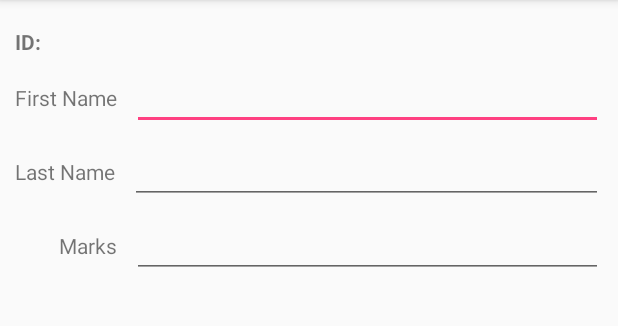
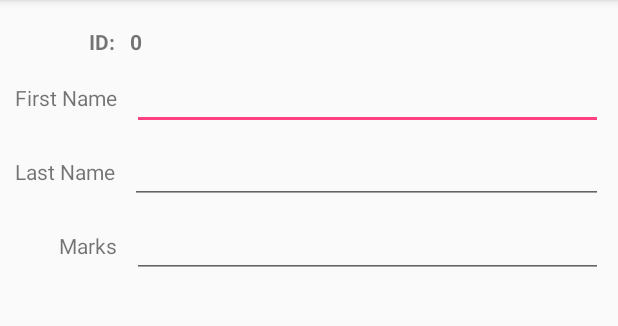
Before and after one commit to joelconestoga/crud8215, an Android app: the screen it shows after launch (AddActivity), after a tap on an icon or button, on a phone screen of 412 x 824 dp, the part 84-410 px from its top. Run offline under Robolectric (Android 15) with nearby library versions, the phone set to English and light mode, and no system bars.

Commit message:
implemented delete

```diff
--- a/Crud8215/app/src/main/java/ca/joel/crud8215/AddActivity.java
+++ b/Crud8215/app/src/main/java/ca/joel/crud8215/AddActivity.java
@@ -3,32 +3,87 @@ package ca.joel.crud8215;
 import android.content.Intent;
 import android.support.v7.app.AppCompatActivity;
 import android.os.Bundle;
+import android.support.v7.view.menu.ExpandedMenuView;
 import android.view.View;
 import android.widget.Button;
+import android.widget.EditText;
+import android.widget.TextView;
+import android.widget.Toast;
+
+import static ca.joel.crud8215.DBHandler.DB_FILE;
 
 public class AddActivity extends AppCompatActivity {
 
+    TextView txvId;
+    EditText edtFirstName;
+    EditText edtLastName;
+    EditText edtMark;
     Button btnCancel;
+    Button btnAdd;
+    DBHandler db;
 
     @Override
     protected void onCreate(Bundle savedInstanceState) {
         super.onCreate(savedInstanceState);
         setContentView(R.layout.activity_add);
 
-        btnCancel = (Button) findViewById(R.id.btnCancel);
-        setupButton();
+        db = new DBHandler(this, DB_FILE, null, 1);
+
+        setupComponents();
+        setupButtons();
     }
 
-    private void setupButton() {
+    private void setupComponents() {
+        txvId = (TextView) findViewById(R.id.txvId);
+        edtFirstName = (EditText) findViewById(R.id.edtFirstName);
+        edtLastName = (EditText) findViewById(R.id.edtLastName);
+        edtMark = (EditText) findViewById(R.id.edtMarks);
+    }
+
+    private void setupButtons() {
+        btnCancel = (Button) findViewById(R.id.btnCancel);
         btnCancel.setOnClickListener(
                 new View.OnClickListener() {
                     @Override
                     public void onClick(View v) {
-                        Intent intent = new Intent(AddActivity.this, MainActivity.class);
-                        //intent.putExtra("info", edtInfo.getText().toString());
-                        startActivity(intent);
+                        goBackToMain();
+                    }
+                }
+        );
+
+        btnAdd = (Button) findViewById(R.id.btnAdd);
+        btnAdd.setOnClickListener(
+                new View.OnClickListener() {
+                    @Override
+                    public void onClick(View v) {
+                        saveStudent();
+                        showToast();
+                        goBackToMain();
                     }
                 }
         );
     }
+
+    private void saveStudent() {
+        String strMark = edtMark.getText().toString();
+        Integer mark = "".equals(strMark) ? 0 : Integer.parseInt(strMark);
+        int id = db.insert(new Student(0,
+                edtFirstName.getText().toString(),
+                edtLastName.getText().toString(),
+                mark));
+        txvId.setText(String.valueOf(id));
+    }
+
+    private void showToast() {
+        MyToast.toast(this,
+                "Student " + txvId.getText() + " - " +
+                edtFirstName.getText() + " " +
+                edtLastName.getText() +
+                " created.");
+    }
+
+    private void goBackToMain() {
+        Intent intent = new Intent(AddActivity.this, MainActivity.class);
+        startActivity(intent);
+    }
 }
--- /dev/null
+++ b/Crud8215/app/src/main/java/ca/joel/crud8215/DBHandler.java
@@ -0,0 +1,75 @@
+package ca.joel.crud8215;
+
+import android.content.ContentValues;
+import android.content.Context;
+import android.database.Cursor;
+import android.database.sqlite.SQLiteDatabase;
+import android.database.sqlite.SQLiteOpenHelper;
+
+import java.util.ArrayList;
+import java.util.List;
+
+import static ca.joel.crud8215.MainActivity.*;
+
+public class DBHandler extends SQLiteOpenHelper {
+
+    private static final String TABLE_STUDENT = "STUDENT";
+    public static final String DB_FILE = TABLE_STUDENT + "S.DB";
+    private static final String COLUMN_ID = "ID";
+    private static final String COLUMN_FIRSTNAME = "FIRST_NAME";
+    private static final String COLUMN_LASTNAME = "LAST_NAME";
+    private static final String COLUMN_MARK = "MARK";
+
+    public DBHandler(Context context, String name, SQLiteDatabase.CursorFactory factory, int version) {
+        super(context, name, factory, version);
+    }
+
+    @Override
+    public void onCreate(SQLiteDatabase db) {
+        db.execSQL("CREATE TABLE " + TABLE_STUDENT + " (" +
+                COLUMN_ID + " INTEGER PRIMARY KEY AUTOINCREMENT," +
+                COLUMN_FIRSTNAME + " TEXT," +
+                COLUMN_LASTNAME + " TEXT," +
+                COLUMN_MARK + " INTEGER);");
+    }
+
+    @Override
+    public void onUpgrade(SQLiteDatabase db, int oldVersion, int newVersion) {
+        db.execSQL("'DROP TABLE IF EXISTS " + TABLE_STUDENT + ";");
+        onCreate(db);
+    }
+
+    public int insert(Student student) {
+        ContentValues content = new ContentValues();
+        content.put(COLUMN_FIRSTNAME, student.getFirstName());
+        content.put(COLUMN_LASTNAME, student.getLastName());
+        content.put(COLUMN_MARK, student.getMark());
+        return (int)getWritableDatabase().insertOrThrow(TABLE_STUDENT, "", content);
+    }
+
+    public void delete(Student student) {
+        getWritableDatabase().delete(TABLE_STUDENT,
+                COLUMN_ID + "='" + student.getId() + "'",
+                null);
+    }
+
+    public void update(Student student) {
+        getWritableDatabase().execSQL("UPDATE " + TABLE_STUDENT + " SET " +
+                                        COLUMN_FIRSTNAME + "='" + student.getFirstName() + "'," +
+                                        COLUMN_LASTNAME + "='" + student.getLastName() + "'," +
+                                        COLUMN_MARK + "=" + student.getLastName() + ";");
+    }
+
+    public List<Student> getAll() {
+        List<Student> all = new ArrayList<>();
+        Cursor cursor = getReadableDatabase().rawQuery("SELECT * FROM " + TABLE_STUDENT, null);
+        while (cursor.moveToNext()) {
+            all.add(new Student(cursor.getInt(0),
+                                cursor.getString(1),
+                                cursor.getString(2),
+                                cursor.getInt(3)));
+        }
+        cursor.close();
+        return all;
+    }
+}
--- a/Crud8215/app/src/main/java/ca/joel/crud8215/MainActivity.java
+++ b/Crud8215/app/src/main/java/ca/joel/crud8215/MainActivity.java
@@ -12,37 +12,48 @@ import android.view.LayoutInflater;
 import android.view.View;
 import android.view.ViewGroup;
 import android.widget.ArrayAdapter;
+import android.widget.Button;
 import android.widget.ListView;
 import android.widget.TextView;
 
-import org.w3c.dom.Text;
+import static ca.joel.crud8215.DBHandler.DB_FILE;
 
 public class MainActivity extends AppCompatActivity {
 
     StudentAdapter adapter;
-
     FloatingActionButton flbAdd;
+    DBHandler db;
 
     @Override
     protected void onCreate(Bundle savedInstanceState) {
         super.onCreate(savedInstanceState);
         setContentView(R.layout.activity_main);
 
-        flbAdd = (FloatingActionButton) findViewById(R.id.flbAdd);
-        setupButton();
+        db = new DBHandler(this, DB_FILE, null, 1);
 
+        setupAddButton();
+        setupListView();
+    }
+
+    private void setupListView() {
         adapter = new StudentAdapter(getApplicationContext(), R.layout.layout_student);
-
         ListView lsvStudents = (ListView) findViewById(R.id.lsvStudents);
         lsvStudents.setAdapter(adapter);
-
-        adapter.add(new Student(1, "Joel", "Matsu", 96));
-        adapter.add(new Student(2, "Joel", "Matsu", 96));
-        adapter.add(new Student(3, "Joel", "Matsu", 96));
-
     }
 
-    private void setupButton() {
+    @Override
+    protected void onStart() {
+        super.onStart();
+        loadAllStudents();
+    }
+
+    private void loadAllStudents() {
+        adapter.clear();
+        adapter.addAll(db.getAll());
+    }
+
+    private void setupAddButton() {
+        flbAdd = (FloatingActionButton) findViewById(R.id.flbAdd);
         flbAdd.setOnClickListener(
                 new View.OnClickListener() {
                     @Override
@@ -53,45 +64,6 @@ public class MainActivity extends AppCompatActivity {
                     }
                 }
         );
-    }
-
-    class Student {
-        int id;
-        String firstName;
-        String lastName;
-        int mark;
-
-        public Student(int id, String firstName, String lastName, int mark) {
-            this.id = id;
-            this.firstName = firstName;
-            this.lastName = lastName;
-            this.mark = mark;
-        }
-
-        public int getId() {
-            return id;
-        }
-        public void setId(int id) {
-            this.id = id;
-        }
-        public String getFirstName() {
-            return firstName;
-        }
-        public void setFirstName(String firstName) {
-            this.firstName = firstName;
-        }
-        public String getLastName() {
-            return lastName;
-        }
-        public void setLastName(String lastName) {
-            this.lastName = lastName;
-        }
-        public int getMark() {
-            return mark;
-        }
-        public void setMark(int mark) {
-            this.mark = mark;
-        }
     }
 
     private class StudentAdapter extends ArrayAdapter<Student> {
@@ -120,7 +92,28 @@ public class MainActivity extends AppCompatActivity {
             TextView txvMark = (TextView) convertView.findViewById(R.id.txvMark);
             txvMark.setText("Marks: " + String.valueOf(student.getMark()));
 
+            Button btnDelete = (Button) convertView.findViewById(R.id.btnDelete);
+            btnDelete.setOnClickListener(createDeleteClickFor(student));
+
             return convertView;
+        }
+
+        private View.OnClickListener createDeleteClickFor(final Student student) {
+            return new View.OnClickListener() {
+                @Override
+                public void onClick(View v) {
+                    db.delete(student);
+                    showToast();
+                    loadAllStudents();
+                }
+
+                private void showToast() {
+                    MyToast.toast(getContext(), "Student " + student.getId() + " - " +
+                            student.getFirstName() + " " +
+                            student.getLastName() +
+                            " deleted.");
+                }
+            };
         }
     }
 
--- a/Crud8215/app/src/main/res/layout/activity_add.xml
+++ b/Crud8215/app/src/main/res/layout/activity_add.xml
@@ -6,18 +6,32 @@
     tools:context="ca.joel.crud8215.AddActivity">
 
     <TextView
+        android:id="@+id/txvIdLabel"
+        android:layout_width="wrap_content"
+        android:layout_height="wrap_content"
+        android:layout_marginTop="18dp"
+        android:layout_marginLeft="10dp"
+        android:layout_above="@+id/txvFirstName"
+        android:layout_alignParentTop="true"
+        android:layout_alignParentLeft="true"
+        android:textStyle="bold"
+        android:text="ID:"
+        android:gravity="right"
+        android:layout_toLeftOf="@+id/edtLastName"
+        android:layout_toStartOf="@+id/edtLastName" />
+
+    <TextView
         android:id="@+id/txvId"
         android:layout_width="wrap_content"
         android:layout_height="wrap_content"
-        android:layout_alignLeft="@+id/txvFirstName"
         android:layout_alignParentTop="true"
         android:layout_alignParentRight="true"
-        android:layout_alignParentLeft="true"
+        android:layout_toRightOf="@+id/txvIdLabel"
         android:layout_marginTop="18dp"
         android:layout_marginLeft="10dp"
         android:textStyle="bold"
-        android:layout_alignStart="@+id/txvFirstName"
-        android:text="ID:" />
+        android:text="0"
+        android:layout_toEndOf="@+id/txvLastName" />
 
     <TextView
         android:id="@+id/txvFirstName"
--- a/Crud8215/app/src/main/res/layout/layout_student.xml
+++ b/Crud8215/app/src/main/res/layout/layout_student.xml
@@ -45,12 +45,12 @@
         android:layout_width="wrap_content"
         android:layout_height="wrap_content"
         android:layout_alignTop="@+id/txvName"
-        android:layout_toLeftOf="@+id/button2"
-        android:layout_toStartOf="@+id/button2"
+        android:layout_toLeftOf="@+id/btnDelete"
+        android:layout_toStartOf="@+id/btnDelete"
         android:layout_alignBottom="@+id/txvMark" />
 
     <Button
-        android:id="@+id/button2"
+        android:id="@+id/btnDelete"
         android:text="Delete"
         android:layout_width="wrap_content"
         android:layout_height="wrap_content"
```
Also changed, not shown: Crud8215/app/src/main/java/ca/joel/crud8215/MyToast.java (added, +11 -0 lines), Crud8215/app/src/main/java/ca/joel/crud8215/Student.java (added, +41 -0 lines).
